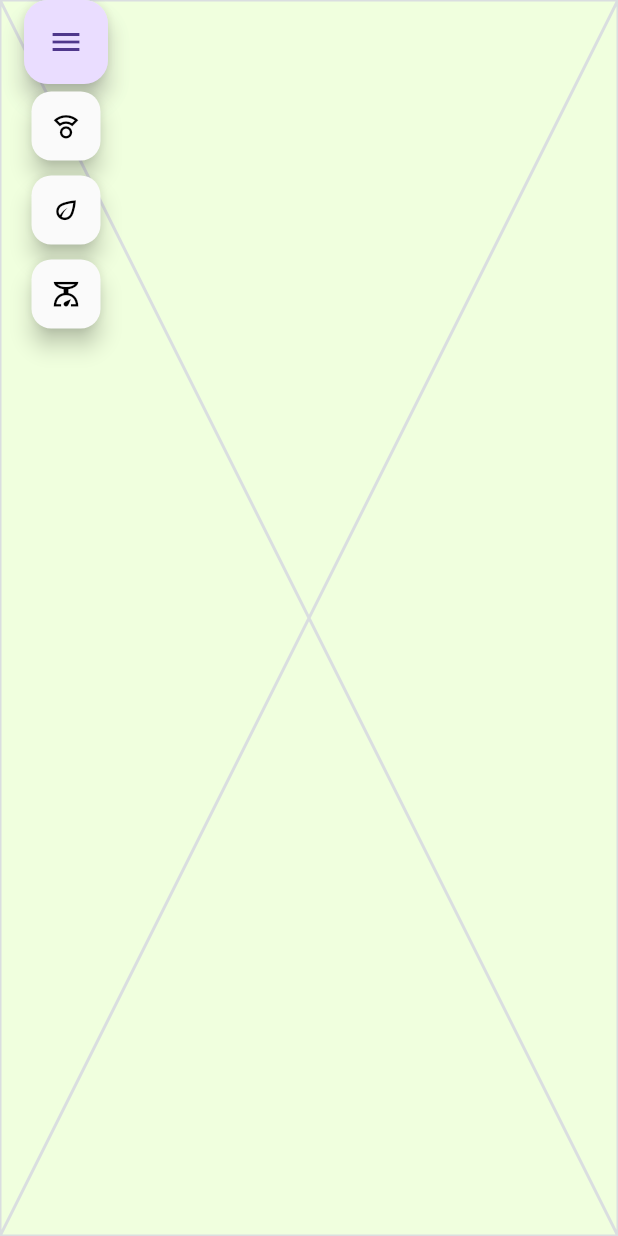
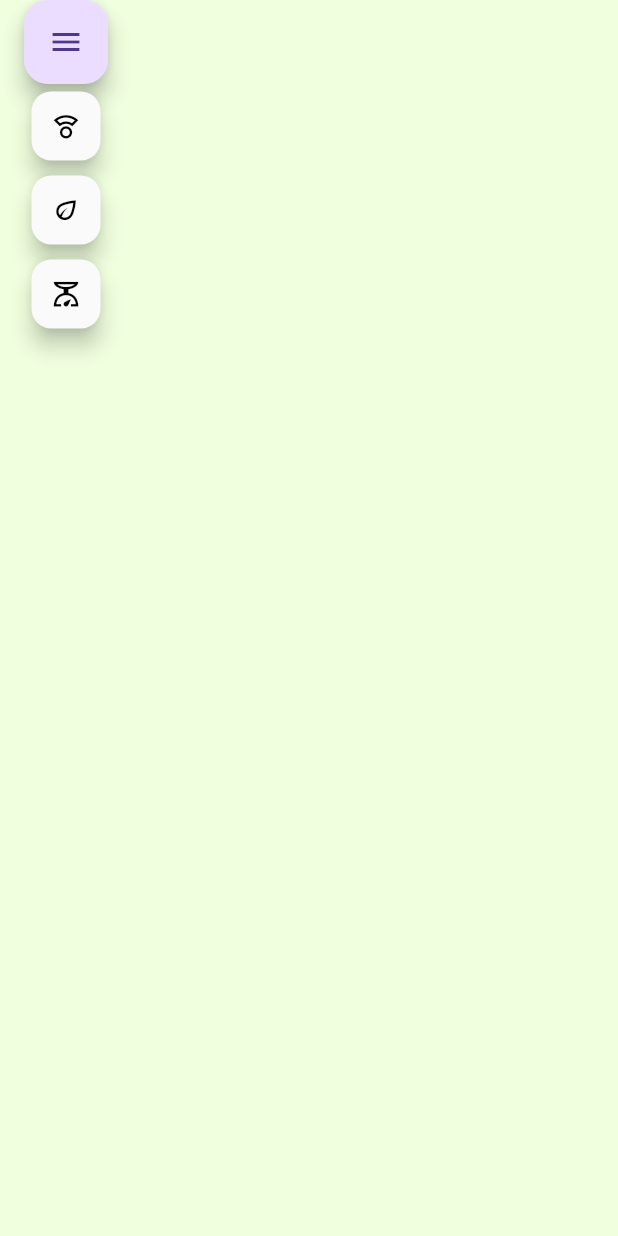
Before and after one commit to JanUfniarz/Split, a Flutter app: the screen it shows after launch, after a tap on the "menu" icon, on a phone screen of 412 x 824 dp. Run offline on Flutter 3.47's test engine with Material 3 defaults, Android fonts, the phone set to English and light mode, and no system bars; drawn by our look-alikes of flutter_speed_dial; our stand-ins replace sensors_plus.

```diff
--- a/lib/split_app.dart
+++ b/lib/split_app.dart
@@ -5,7 +5,7 @@ import 'package:split/config/theme.dart';
 import 'package:split/extensions/calibration.dart';
 import 'package:split/widgets/background.dart';
 import 'package:split/widgets/content.dart';
-import 'package:split/widgets/menu_button.dart';
+import 'package:split/widgets/buttons/menu_button.dart';
 import 'package:split/enums/mode.dart';
 
 class SplitApp extends StatefulWidget {
--- a/lib/widgets/menu_button.dart
+++ b/lib/widgets/buttons/menu_button.dart
@@ -2,7 +2,7 @@ import 'package:flutter/material.dart';
 import 'package:flutter_speed_dial/flutter_speed_dial.dart';
 import 'package:split/extensions/theme_access.dart';
 
-import '../enums/mode.dart';
+import '../../enums/mode.dart';
 
 class MenuButton extends StatelessWidget {
   final void Function(Mode mode) onModeChange;
--- a/lib/widgets/content.dart
+++ b/lib/widgets/content.dart
@@ -2,9 +2,10 @@ import 'package:flutter/material.dart';
 import 'package:sensors_plus/sensors_plus.dart';
 
 import 'package:split/extensions/calibration.dart';
-import 'package:split/extensions/theme_access.dart';
 import 'package:split/enums/mode.dart';
-import 'package:split/widgets/calibration_screen.dart';
+import 'package:split/widgets/screens/calibration_screen.dart';
+import 'package:split/widgets/screens/scale_screen.dart';
+import 'package:split/widgets/screens/split_screen.dart';
 
 class Content extends StatelessWidget {
   final Mode mode;
@@ -20,35 +21,12 @@ class Content extends StatelessWidget {
         onAccept: (weightCenter) => snapshot.calibrate(weightCenter),
       ),
 
-      Mode.split: SplitScreen(snapshot.fixedY),
+      Mode.split: const SplitScreen(),
 
-      Mode.scale: Center(
-        child: Column(
-          mainAxisAlignment: MainAxisAlignment.center,
-          children: <Widget>[
-            Text("value: ${snapshot.fixedY
-                ?.toStringAsFixed(2) ?? "Loading..."}",
-                style: context.texts.labelLarge
-            ),
-            const SizedBox(height: 50),
-          ],
-        ),
+      Mode.scale: ScaleScreen(
+        tilt: snapshot.fixedY,
       ),
 
     }[mode]!,
   );
 }
-
-class SplitScreen extends StatelessWidget {
-  final int leftPercent;
-  final int rightPercent;
-
-  const SplitScreen._(this.leftPercent, this.rightPercent);
-  factory SplitScreen(double? tilt) => SplitScreen._(2,3);
-
-
-  @override
-  Widget build(BuildContext context) {
-    return const Placeholder();
-  }
-}
--- a/lib/widgets/calibration_screen.dart
+++ b/lib/widgets/screens/calibration_screen.dart
@@ -1,7 +1,7 @@
 import 'package:flutter/material.dart';
 import 'package:split/extensions/theme_access.dart';
 
-import '../helpers/line_painter.dart';
+import '../../helpers/line_painter.dart';
 
 class CalibrationScreen extends StatefulWidget {
   final void Function(double weightCenter) onAccept;
--- /dev/null
+++ b/lib/widgets/screens/split_screen.dart
@@ -0,0 +1,8 @@
+import 'package:flutter/material.dart';
+
+class SplitScreen extends StatelessWidget {
+  const SplitScreen({super.key});
+
+  @override
+  Widget build(BuildContext context) => const SizedBox();
+}
```
Also changed, not shown: lib/data/coins.dart (added, +12 -0 lines), lib/widgets/buttons/coins_button.dart (added, +24 -0 lines), lib/widgets/screens/scale_screen.dart (added, +34 -0 lines).
